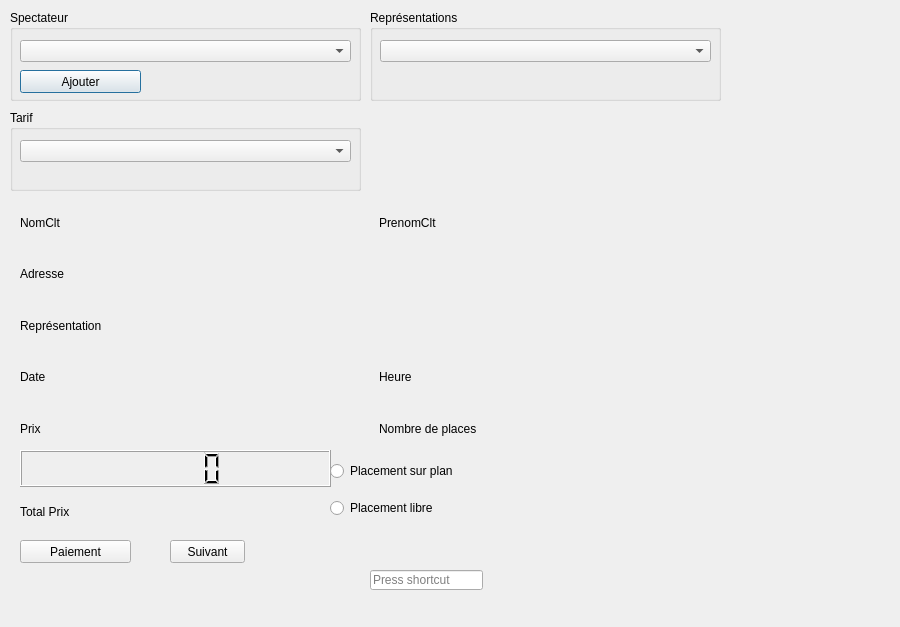
Before: the Qt Designer form FestiClicC/billetterie.ui in FestiClic/FestiClic3, drawn with Qt 5.
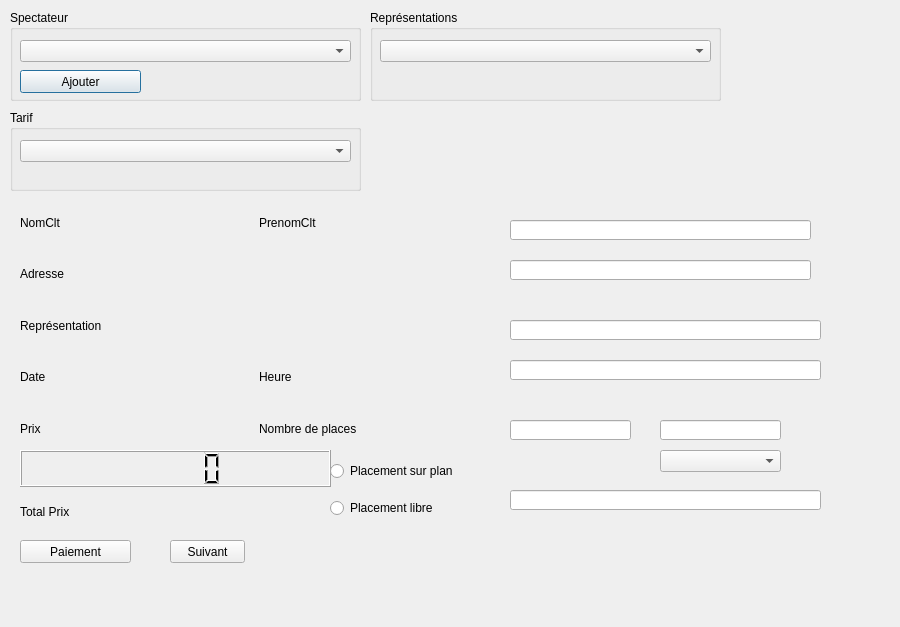
After: the same form once the commit is applied.

Commit message: il faut affecter le resultat du calcul...

```diff
--- a/FestiClicC/billetterie.ui
+++ b/FestiClicC/billetterie.ui
@@ -113,7 +113,7 @@
     <rect>
      <x>20</x>
      <y>200</y>
-     <width>711</width>
+     <width>471</width>
      <height>251</height>
     </rect>
    </property>
@@ -220,7 +220,7 @@
     <rect>
      <x>330</x>
      <y>450</y>
-     <width>401</width>
+     <width>161</width>
      <height>80</height>
     </rect>
    </property>
@@ -241,16 +241,86 @@
     </item>
    </layout>
   </widget>
-  <widget class="QKeySequenceEdit" name="keySequenceEdit">
+  <widget class="QLineEdit" name="bTxtNomClient">
    <property name="geometry">
     <rect>
-     <x>370</x>
-     <y>570</y>
-     <width>113</width>
+     <x>510</x>
+     <y>220</y>
+     <width>301</width>
      <height>20</height>
     </rect>
    </property>
   </widget>
+  <widget class="QLineEdit" name="bTxtAdresse">
+   <property name="geometry">
+    <rect>
+     <x>510</x>
+     <y>260</y>
+     <width>301</width>
+     <height>20</height>
+    </rect>
+   </property>
+  </widget>
+  <widget class="QLineEdit" name="bTxtRepresentation">
+   <property name="geometry">
+    <rect>
+     <x>510</x>
+     <y>320</y>
+     <width>311</width>
+     <height>20</height>
+    </rect>
+   </property>
+  </widget>
+  <widget class="QLineEdit" name="bTxtDateEtHeure">
+   <property name="geometry">
+    <rect>
+     <x>510</x>
+     <y>360</y>
+     <width>311</width>
+     <height>20</height>
+    </rect>
+   </property>
+  </widget>
+  <widget class="QLineEdit" name="bTxtPrix">
+   <property name="geometry">
+    <rect>
+     <x>510</x>
+     <y>420</y>
+     <width>121</width>
+     <height>20</height>
+    </rect>
+   </property>
+  </widget>
+  <widget class="QLineEdit" name="bTxtNbPlaces">
+   <property name="geometry">
+    <rect>
+     <x>660</x>
+     <y>420</y>
+     <width>121</width>
+     <height>20</height>
+    </rect>
+   </property>
+  </widget>
+  <widget class="QLineEdit" name="bTxtPrixTotal">
+   <property name="geometry">
+    <rect>
+     <x>510</x>
+     <y>490</y>
+     <width>311</width>
+     <height>20</height>
+    </rect>
+   </property>
+  </widget>
+  <widget class="QComboBox" name="bCBoxNbPlaces">
+   <property name="geometry">
+    <rect>
+     <x>660</x>
+     <y>450</y>
+     <width>121</width>
+     <height>22</height>
+    </rect>
+   </property>
+  </widget>
  </widget>
  <resources/>
  <connections/>
```
The commit also changes 2 other files.
